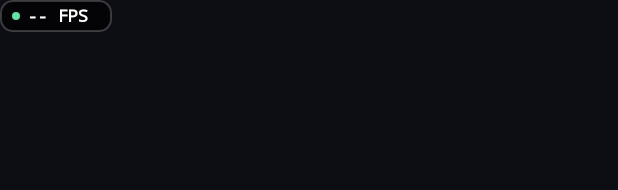
After one commit to buildgradlekts/SmoothRec, an Android app: the layout fps_overlay.xml on its own in the app's theme, with its tools: preview values and no code run, on a phone screen of 412 x 824 dp. The commit adds this screen. Shown: the top 190 px of the screen. Run offline under Robolectric (Android 15) with nearby library versions, the phone set to English and light mode, and no system bars.

Commit message:
Implement real video FPS counter overlay

```diff
--- a/app/src/main/java/com/smoothrec/app/capture/CaptureSession.kt
+++ b/app/src/main/java/com/smoothrec/app/capture/CaptureSession.kt
@@ -228,6 +228,9 @@ class CaptureSession(
 
     fun isPaused(): Boolean = paused
 
+    /** FPS efectivos medidos por el encoder a partir de los PTS de vídeo. */
+    fun effectiveVideoFps(): Int = encoder?.effectiveFps() ?: 0
+
     fun snapshotTelemetry(elapsedActiveMs: Long): RecordingTelemetry {
         val cfg = appliedResolution?.config
         val enc = encoder
--- /dev/null
+++ b/app/src/main/res/drawable/fps_overlay_background.xml
@@ -0,0 +1,9 @@
+<?xml version="1.0" encoding="utf-8"?>
+<shape xmlns:android="http://schemas.android.com/apk/res/android"
+    android:shape="rectangle">
+    <solid android:color="#B3000000" />
+    <corners android:radius="8dp" />
+    <stroke
+        android:width="1dp"
+        android:color="#33FFFFFF" />
+</shape>
--- /dev/null
+++ b/app/src/main/res/drawable/fps_overlay_dot.xml
@@ -0,0 +1,5 @@
+<?xml version="1.0" encoding="utf-8"?>
+<shape xmlns:android="http://schemas.android.com/apk/res/android"
+    android:shape="oval">
+    <solid android:color="#FF66E0A8" />
+</shape>
--- /dev/null
+++ b/app/src/main/res/layout/fps_overlay.xml
@@ -0,0 +1,33 @@
+<?xml version="1.0" encoding="utf-8"?>
+<LinearLayout xmlns:android="http://schemas.android.com/apk/res/android"
+    android:id="@+id/fpsOverlayRoot"
+    android:layout_width="wrap_content"
+    android:layout_height="wrap_content"
+    android:background="@drawable/fps_overlay_background"
+    android:elevation="8dp"
+    android:gravity="center_vertical"
+    android:orientation="horizontal"
+    android:paddingStart="8dp"
+    android:paddingTop="4dp"
+    android:paddingEnd="8dp"
+    android:paddingBottom="4dp">
+
+    <View
+        android:layout_width="5dp"
+        android:layout_height="5dp"
+        android:layout_marginEnd="5dp"
+        android:background="@drawable/fps_overlay_dot" />
+
+    <TextView
+        android:id="@+id/fpsOverlayText"
+        android:layout_width="wrap_content"
+        android:layout_height="wrap_content"
+        android:fontFamily="monospace"
+        android:includeFontPadding="false"
+        android:minWidth="48dp"
+        android:text="-- FPS"
+        android:textColor="#FFFFFFFF"
+        android:textSize="11sp"
+        android:textStyle="bold" />
+
+</LinearLayout>
--- a/app/src/main/res/values/strings.xml
+++ b/app/src/main/res/values/strings.xml
@@ -223,4 +223,7 @@
     <string name="capture_mode_not_supported">Una app requiere Android 14 o superior.</string>
     <string name="session_not_active">Sesión no activa. Abre SmoothRec y toca Grabar para autorizar la captura.</string>
     <string name="overlay_hidden_during_recording">Barra oculta al grabar. Usa la notificación para pausar o detener.</string>
+    <string name="fps_overlay_value">%1$d FPS</string>
+    <string name="fps_overlay_waiting">-- FPS</string>
+    <string name="fps_overlay_paused">PAUSA</string>
 </resources>
```
Also changed, not shown: app/src/main/java/com/smoothrec/app/capture/ScreenCaptureService.kt (+39 -0 lines), app/src/main/java/com/smoothrec/app/encoder/HardwareVideoEncoder.kt (+26 -13 lines), app/src/main/java/com/smoothrec/app/overlay/FpsOverlayController.kt (added, +138 -0 lines), 5 other files.
